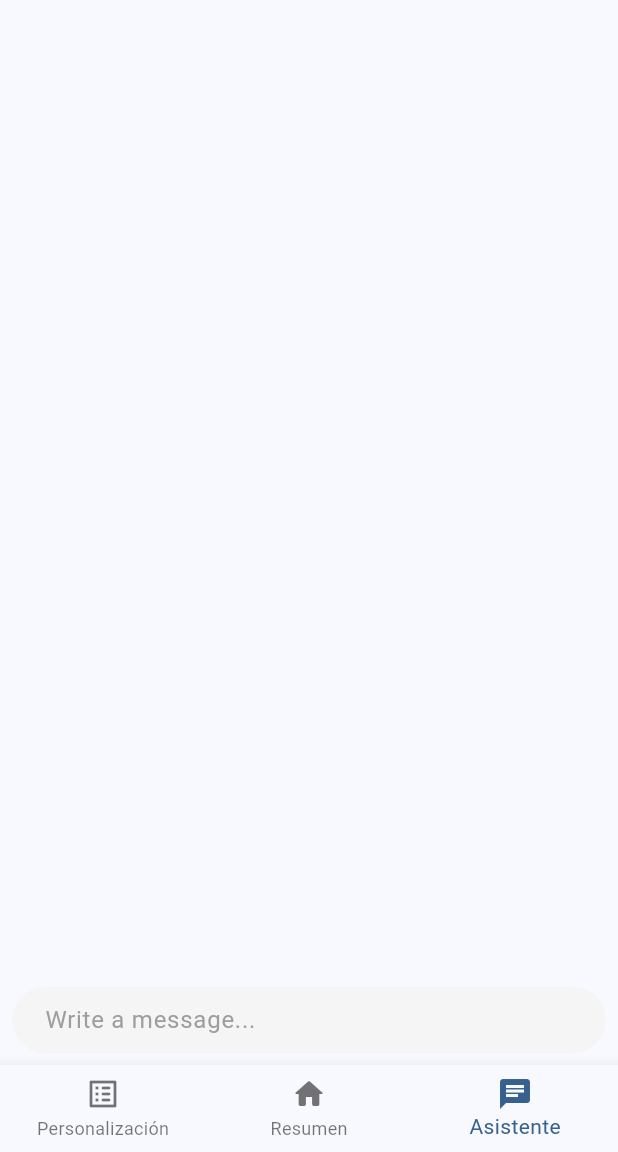
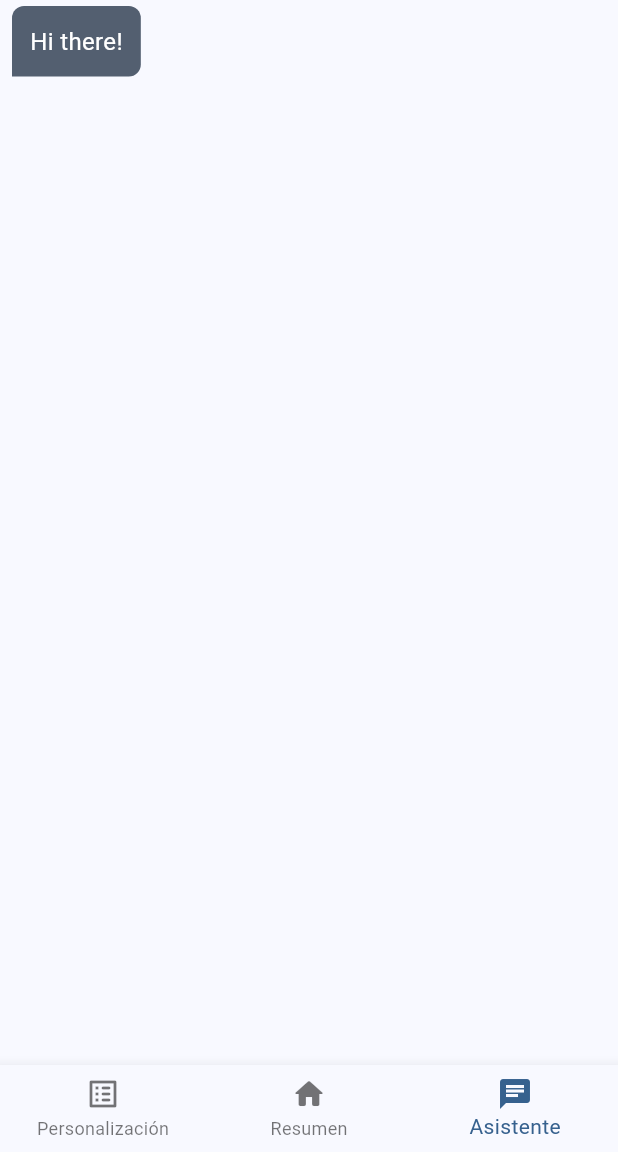
Before and after one commit to J4viersitoX/flutter-app, a Flutter app: the MainMenu screen opened directly, item 3 of the bottom bar chosen, on a phone screen of 412 x 824 dp, the part 84-1236 px from its top. Run offline on Flutter 3.47's test engine with Material 3 defaults, Android fonts, the phone set to English and light mode, and no system bars; drawn by our look-alikes of dash_chat_2; our stand-ins replace flutter_gemini, flutter_svg.

Commit message:
chat con usuarios fake para demo

```diff
--- /dev/null
+++ b/lib/chat.dart
@@ -0,0 +1,179 @@
+import 'dart:async';
+import 'package:flutter/material.dart';
+
+class ChatScreen extends StatefulWidget {
+  @override
+  _ChatScreenState createState() => _ChatScreenState();
+}
+
+class _ChatScreenState extends State<ChatScreen> with TickerProviderStateMixin {
+  final List<String> messages = [
+    "Hi there!",
+    "Hello! How are you?",
+    "I'm good, just working on a project.",
+    "Sounds interesting. What kind of project? Sounds interesting. What kind of project? Sounds interesting. What kind of project?",
+    "It's a Flutter app. Really fun!",
+    "That's great! Flutter is amazing.",
+    "Totally agree! What about you?",
+    "Just relaxing today.",
+  ];
+
+  final List<String> displayedMessages = [];
+  String currentMessage = "";
+  int messageIndex = 0;
+  int wordIndex = 0;
+
+  @override
+  void initState() {
+    super.initState();
+    _startChat();
+  }
+
+  void _startChat() {
+    Timer.periodic(Duration(milliseconds: 200), (timer) {
+      if (messageIndex < messages.length) {
+        final words = messages[messageIndex].split(' ');
+
+        if (wordIndex < words.length) {
+          setState(() {
+            currentMessage += "${words[wordIndex]}${wordIndex + 1 == words.length ? "" : " "}";
+            wordIndex++;
+          });
+        } else {
+          setState(() {
+            displayedMessages.add(currentMessage.trim());
+            currentMessage = "";
+            wordIndex = 0;
+            messageIndex++;
+          });
+          timer.cancel();
+          Future.delayed(Duration(seconds: 2), () => _startChat());
+        }
+      } else {
+        timer.cancel();
+      }
+    });
+  }
+
+  @override
+  Widget build(BuildContext context) {
+    return ListView.builder(
+      itemCount: displayedMessages.length + (currentMessage.isNotEmpty ? 1 : 0),
+      itemBuilder: (context, index) {
+        if (index < displayedMessages.length) {
+          return _buildMessageTile(displayedMessages[index], _isUser1(index));
+        } else {
+          return _buildCurrentMessageTile(currentMessage, _isUser1(index));
+          }
+      },
+    );
+  }
+
+  bool _isUser1(int index) {
+    return index % 2 == 0 ? true : false;
+  }
+
+  Widget _buildMessageTile(String message, bool isUser1) {
+    return Align(
+      alignment: isUser1 ? Alignment.centerLeft : Alignment.centerRight,
+      child: Padding(
+        padding: const EdgeInsets.symmetric(horizontal: 8.0, vertical: 4.0),
+        child: Container(
+          padding: EdgeInsets.all(12),
+          decoration: BoxDecoration(
+            color: isUser1 ? Theme.of(context).colorScheme.secondary : Theme.of(context).colorScheme.primary,
+            borderRadius: BorderRadius.circular(8).subtract(isUser1 ?
+              BorderRadius.only(bottomLeft: Radius.circular(8)) :
+              BorderRadius.only(bottomRight: Radius.circular(8))
+            ),
+          ),
+          child: Text(
+            message,
+            style: TextStyle(
+              fontSize: 16,
+              color: isUser1 ? Theme.of(context).colorScheme.onSecondary : Theme.of(context).colorScheme.onPrimary
+            )
+          ),
+        ),
+      ),
+    );
+  }
+
+  Widget _buildCurrentMessageTile(String message, bool isUser1) {
+    return _AnimatedMessageTile(
+      isUser1: isUser1,
+      child: Align(
+        alignment: isUser1 ? Alignment.centerLeft : Alignment.centerRight,
+        child: Padding(
+          padding: const EdgeInsets.symmetric(horizontal: 8.0, vertical: 4.0),
+          child: Container(
+            padding: EdgeInsets.all(12),
+            decoration: BoxDecoration(
+              color: isUser1 ? Theme.of(context).colorScheme.secondary : Theme.of(context).colorScheme.primary,
+              borderRadius: BorderRadius.circular(8).subtract(isUser1 ?
+              BorderRadius.only(bottomLeft: Radius.circular(8)) :
+              BorderRadius.only(bottomRight: Radius.circular(8))
+            ),
+            ),
+            child: Text(
+              message,
+              style: TextStyle(
+                fontSize: 16,
+                color: isUser1 ? Theme.of(context).colorScheme.onSecondary : Theme.of(context).colorScheme.onPrimary
+              )
+            ),
+          ),
+        ),
+      ),
+    );
+  }
+}
+
+class _AnimatedMessageTile extends StatefulWidget {
+  final Widget child;
+  final bool isUser1;
+
+  const _AnimatedMessageTile({required this.child, required this.isUser1});
+
+  @override
+  State<_AnimatedMessageTile> createState() => _AnimatedMessageTileState();
+}
+
+class _AnimatedMessageTileState extends State<_AnimatedMessageTile>
+    with SingleTickerProviderStateMixin {
+  late AnimationController _controller;
+  late Animation<Offset> _offsetAnimation;
+
+  @override
+  void initState() {
+    super.initState();
+    _controller = AnimationController(
+      duration: const Duration(milliseconds: 300),
+      vsync: this,
+    );
+
+    _offsetAnimation = Tween<Offset>(
+      begin: Offset(widget.isUser1 ? -1.0 : 1.0, 0.0), // Slide in from the corresponding side
+      end: Offset(0.0, 0.0),
+    ).animate(CurvedAnimation(
+      parent: _controller,
+      curve: Curves.easeOut,
+    ));
+
+    _controller.forward();
+  }
+
+  @override
+  void dispose() {
+    _controller.dispose();
+    super.dispose();
+  }
+
+  @override
+  Widget build(BuildContext context) {
+    return SlideTransition(
+      position: _offsetAnimation,
+      child: widget.child,
+    );
+  }
+}
--- a/lib/main_menu.dart
+++ b/lib/main_menu.dart
@@ -3,6 +3,7 @@ import 'package:flutter/material.dart';
 import 'package:flutter_app/settings.dart';
 import 'package:flutter_gemini/flutter_gemini.dart';
 import 'menu_resumen.dart';
+import 'chat.dart';
 
 class MainMenu extends StatefulWidget {
   const MainMenu({ super.key });
@@ -75,17 +76,7 @@ class _MainMenuState extends State<MainMenu> {
         MenuResumen(),
 
         // asistente (chat) (3)
-        DashChat(
-          currentUser: _currentUser,
-          messageOptions: MessageOptions(
-            currentUserContainerColor: Theme.of(context).colorScheme.primary,
-          ),
-          onSend: (ChatMessage msg) {
-            getChatResponse(msg);
-          },
-          messages: _messages,
-          typingUsers: _typingUsers,
-        )
+        ChatScreen()
       ][_selectedIdx],
     );
   }
```
